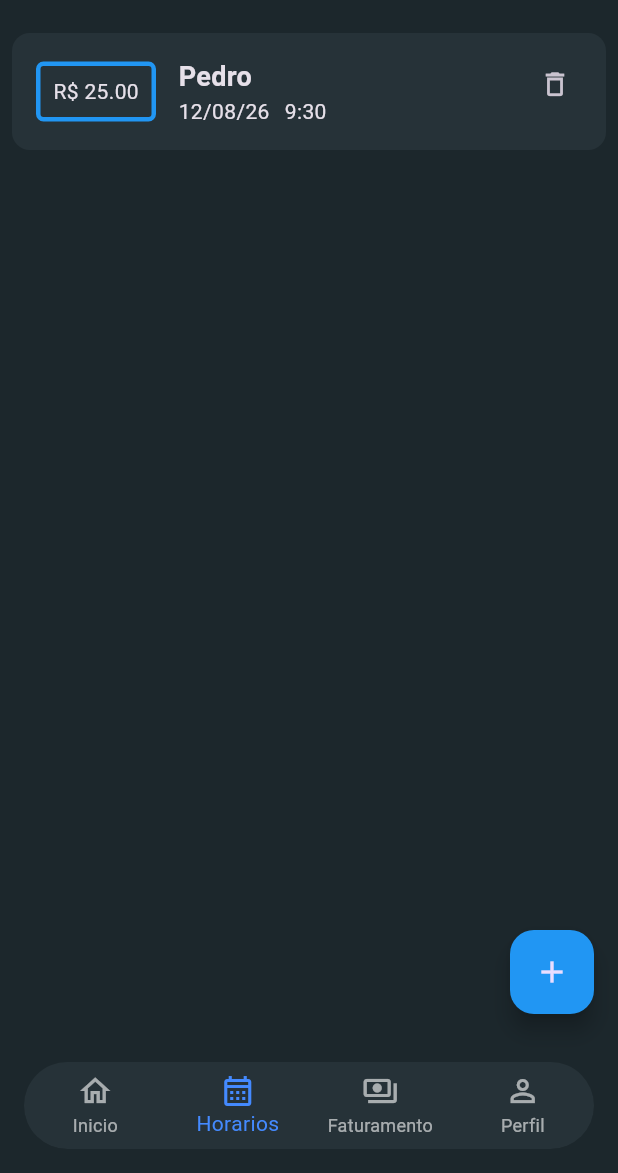
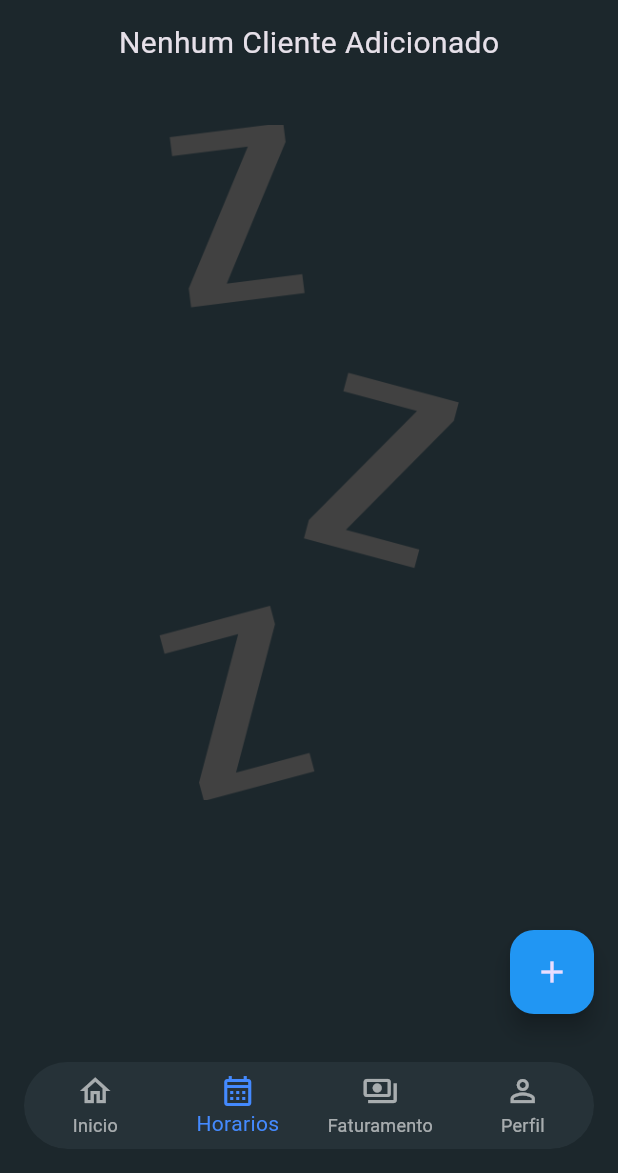
Before and after one commit to pedro-icaro/Agendify, a Flutter app: the screen it shows after launch, item 2 of the bottom bar chosen, on a phone screen of 412 x 824 dp, the part 63-1236 px from its top. Run offline on Flutter 3.47's test engine with Material 3 defaults, Android fonts, the light colour scheme and no system bars.

Commit message:
feat: adicionado imagem para nenhum cliente aidicionado

```diff
--- a/lib/components/lista_clientes.dart
+++ b/lib/components/lista_clientes.dart
@@ -41,17 +41,15 @@ class _ListaClientesState extends State<ListaClientes> {
   }
 
   final List<ClientesModels> listaUsuarios = [
-    ClientesModels(
-      nome: "Pedro",
-      data: "12/08/26",
-      horario: "9:30",
-      valor: 25.00,
-    ),
+
   ];
   @override
   Widget build(BuildContext context) {
     return Scaffold(
-      body: ListView.builder(
+      body: listaUsuarios.isEmpty ? Center(
+        child: Column(children: [Text("Nenhum Cliente Adicionado",style: TextStyle(fontSize: 20,),),SizedBox(height: 40,),
+        Image.asset("assets/images/Waiting.png",width: 200,height: 450,fit: BoxFit.cover,)],),
+      ): ListView.builder(
         shrinkWrap: true,
         physics: const NeverScrollableScrollPhysics(),
         itemCount: listaUsuarios.length,
--- a/pubspec.yaml
+++ b/pubspec.yaml
@@ -57,6 +57,9 @@ flutter:
   # the material Icons class.
   uses-material-design: true
 
+  assets:
+   - assets/images/
+
   # To add assets to your application, add an assets section, like this:
   # assets:
   #   - images/a_dot_burr.jpeg
```
Also changed, not shown: assets/images/Waiting.png (added).
